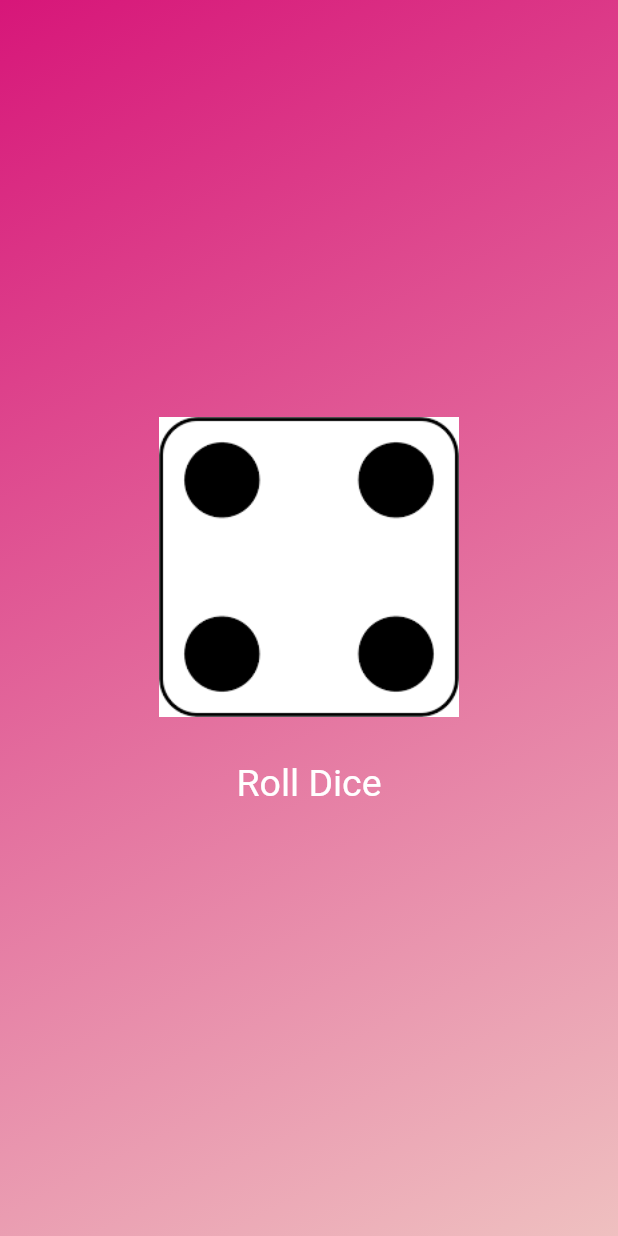
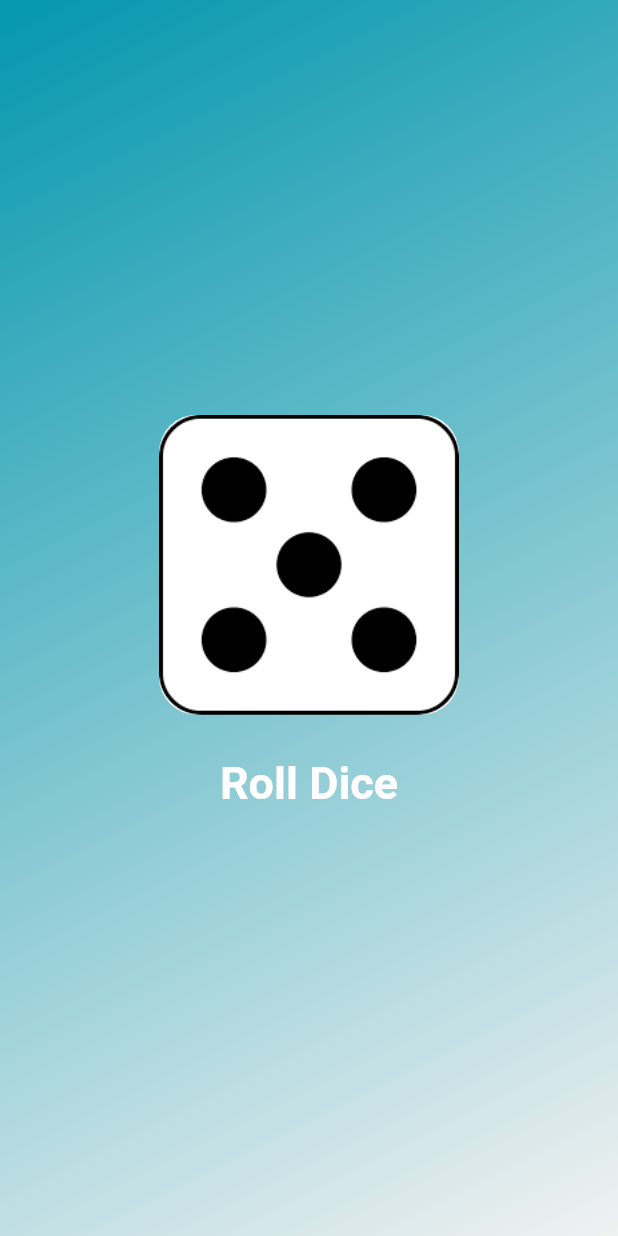
Before and after one commit to hinalubin/first_app, a Flutter app: the screen it shows after launch, after a tap on "Roll Dice", on a phone screen of 412 x 824 dp. Run offline on Flutter 3.47's test engine with Material 3 defaults, Android fonts, the phone set to English and light mode, and no system bars.

Commit message:
Roll Dice complete

```diff
--- a/lib/dice_roller.dart
+++ b/lib/dice_roller.dart
@@ -1,4 +1,7 @@
+import 'dart:math';
 import 'package:flutter/material.dart';
+
+final randomizer = Random();
 
 class DiceRoller extends StatefulWidget {
   const DiceRoller({super.key});
@@ -8,11 +11,11 @@ class DiceRoller extends StatefulWidget {
 }
 
 class _DiceRollerState extends State<DiceRoller> {
-  var activeDiceImage = 'assets/images/dice2.png';
+  var currentDiceRoll = 2;
 
   void rollDice() {
     setState(() {
-      activeDiceImage = 'assets/images/dice4.png';
+      currentDiceRoll = randomizer.nextInt(6) + 1;
     });
     print('changing text');
   }
@@ -22,13 +25,19 @@ class _DiceRollerState extends State<DiceRoller> {
     return Column(
       mainAxisSize: MainAxisSize.min,
       children: [
-        Image.asset(activeDiceImage, width: 200),
+        ClipRRect(
+          borderRadius: BorderRadiusGeometry.circular(25),
+          child: Image.asset(
+            'assets/images/dice$currentDiceRoll.png',
+            width: 200,
+          ),
+        ),
         const SizedBox(height: 20),
         TextButton(
           onPressed: rollDice,
           style: TextButton.styleFrom(
             foregroundColor: Colors.white,
-            textStyle: TextStyle(fontSize: 25),
+            textStyle: TextStyle(fontSize: 30, fontWeight: FontWeight.bold),
           ),
           child: const Text('Roll Dice'),
         ),
--- a/lib/main.dart
+++ b/lib/main.dart
@@ -6,8 +6,8 @@ void main() {
     const MaterialApp(
       home: Scaffold(
         body: GradientContainer(
-          Color.fromARGB(255, 215, 22, 121),
-          Color.fromARGB(255, 239, 192, 192),
+          Color.fromARGB(255, 4, 151, 174),
+          Color.fromARGB(255, 240, 241, 241),
         ),
       ),
       debugShowCheckedModeBanner: false,
```
